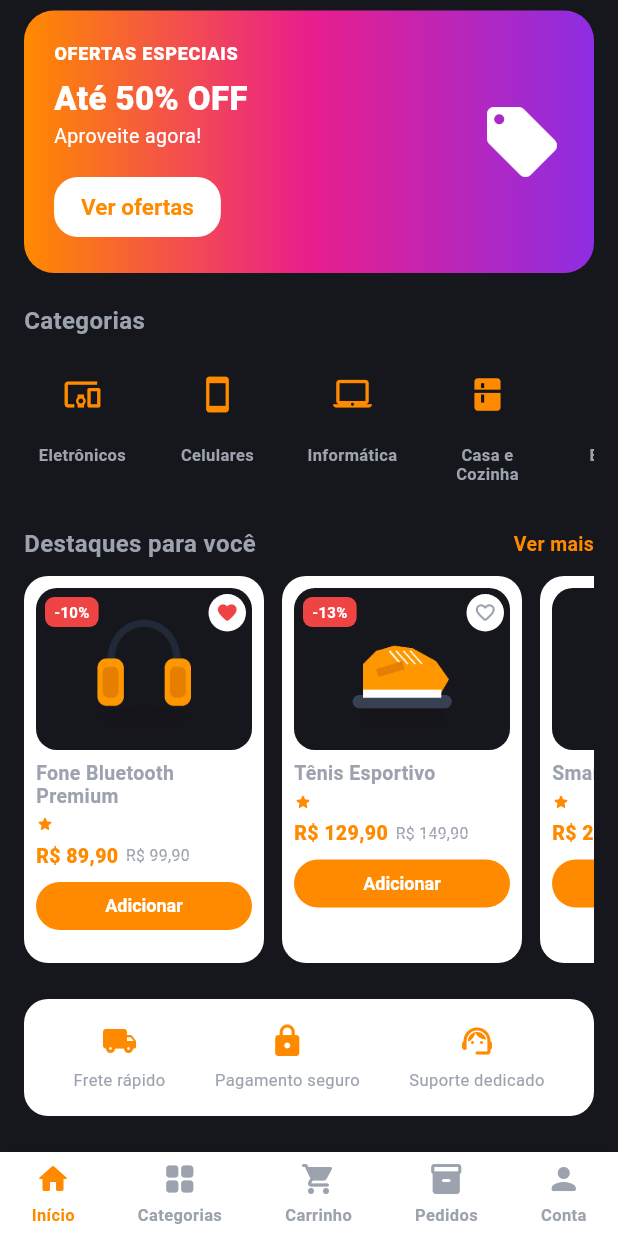
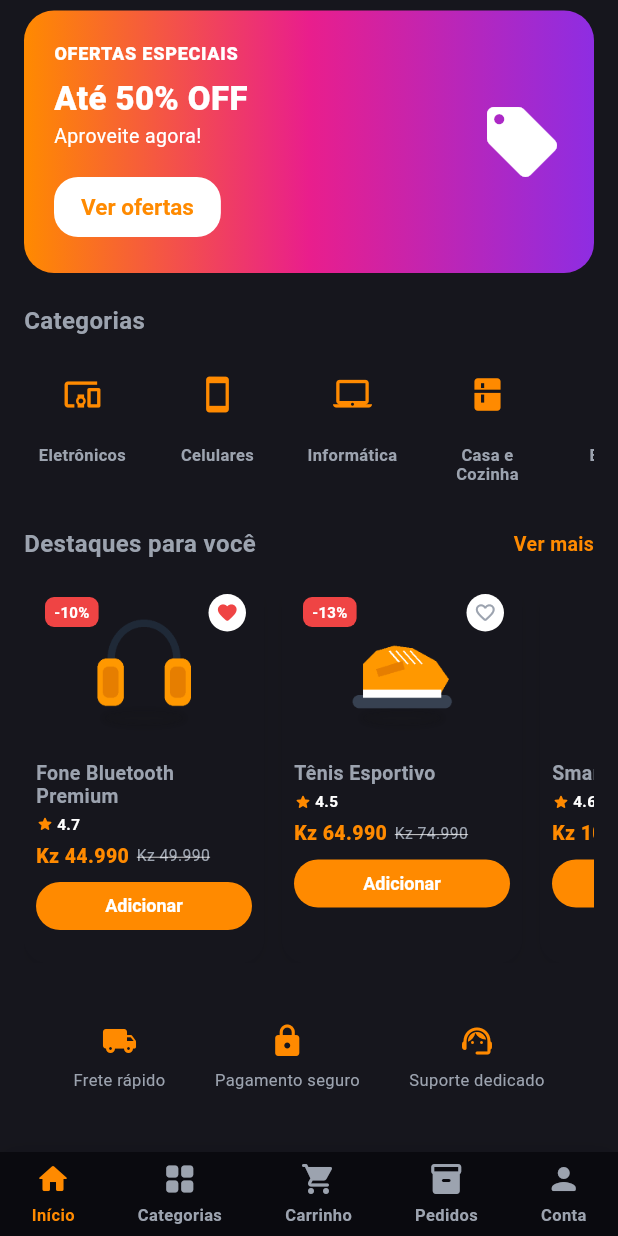
Before and after one commit to lilianemanuel450-lang/dg-comercial-online, a Flutter app: the screen it shows after launch, scrolled down 128 dp, after a tap on the "favorite outline" icon, on a phone screen of 412 x 824 dp. Run offline on Flutter 3.47's test engine with Material 3 defaults, Android fonts, the phone set to English and light mode, and no system bars; accounts and stored records are empty.

Commit message:
feat: fundos escuros, precos em Kz e regra de entrega

```diff
--- a/lib/data/mock_data.dart
+++ b/lib/data/mock_data.dart
@@ -22,8 +22,8 @@ class MockData {
       name: 'Fone Bluetooth Premium',
       description:
           'Som de alta qualidade, bateria de longa duração e conexão estável. Ideal para uso diário, chamadas e treino.',
-      price: 99.90,
-      promotionalPrice: 89.90,
+      price: 49990.0,
+      promotionalPrice: 44990.0,
       stock: 24,
       categoryId: 'eletronicos',
       icon: 'headphones',
@@ -35,8 +35,8 @@ class MockData {
       id: 'p2',
       name: 'Tênis Esportivo',
       description: 'Leve, confortável e resistente. Perfeito para corrida e uso casual do dia a dia.',
-      price: 149.90,
-      promotionalPrice: 129.90,
+      price: 74990.0,
+      promotionalPrice: 64990.0,
       stock: 15,
       categoryId: 'esportes',
       icon: 'sneaker',
@@ -49,7 +49,7 @@ class MockData {
       id: 'p3',
       name: 'Smartwatch Fit',
       description: 'Monitor de saúde, notificações inteligentes e bateria de até 7 dias.',
-      price: 219.90,
+      price: 109990.0,
       stock: 10,
       categoryId: 'eletronicos',
       icon: 'watch',
@@ -61,8 +61,8 @@ class MockData {
       id: 'p4',
       name: 'Caixa de Som Portátil',
       description: 'Som potente à prova d\'água, ideal para festas e passeios ao ar livre.',
-      price: 129.90,
-      promotionalPrice: 99.90,
+      price: 64990.0,
+      promotionalPrice: 49990.0,
       stock: 18,
       categoryId: 'eletronicos',
       icon: 'speaker',
@@ -73,7 +73,7 @@ class MockData {
       id: 'p5',
       name: 'Smartphone Galaxy X',
       description: 'Tela grande, câmera de alta resolução e desempenho rápido para o seu dia a dia.',
-      price: 899.90,
+      price: 449990.0,
       stock: 8,
       categoryId: 'celulares',
       icon: 'phone',
@@ -85,7 +85,7 @@ class MockData {
       id: 'p6',
       name: 'Notebook Slim 15"',
       description: 'Ideal para trabalho e estudo, leve e com ótima autonomia de bateria.',
-      price: 1599.90,
+      price: 799990.0,
       stock: 5,
       categoryId: 'informatica',
       icon: 'laptop',
@@ -96,8 +96,8 @@ class MockData {
       id: 'p7',
       name: 'Bolsa Casual',
       description: 'Design moderno e resistente, com bastante espaço interno.',
-      price: 79.90,
-      promotionalPrice: 59.90,
+      price: 39990.0,
+      promotionalPrice: 29990.0,
       stock: 0,
       categoryId: 'moda',
       icon: 'bag',
@@ -109,7 +109,7 @@ class MockData {
       id: 'p8',
       name: 'Perfume Essence',
       description: 'Fragrância marcante e duradoura para o dia a dia.',
-      price: 89.90,
+      price: 44990.0,
       stock: 30,
       categoryId: 'beleza',
       icon: 'perfume',
@@ -120,7 +120,7 @@ class MockData {
       id: 'p9',
       name: 'Camiseta Básica',
       description: 'Algodão macio, corte confortável, disponível em várias cores.',
-      price: 39.90,
+      price: 19990.0,
       stock: 50,
       categoryId: 'moda',
       icon: 'shirt',
@@ -133,8 +133,8 @@ class MockData {
       id: 'p10',
       name: 'Liquidificador Turbo',
       description: 'Motor potente com várias velocidades, ideal para o dia a dia da cozinha.',
-      price: 119.90,
-      promotionalPrice: 99.90,
+      price: 59990.0,
+      promotionalPrice: 49990.0,
       stock: 12,
       categoryId: 'casa',
       icon: 'blender',
--- a/lib/navigation/main_shell.dart
+++ b/lib/navigation/main_shell.dart
@@ -34,7 +34,7 @@ class _MainShellState extends State<MainShell> {
       body: IndexedStack(index: _index, children: _screens),
       bottomNavigationBar: Container(
         decoration: BoxDecoration(
-          color: Colors.white,
+          color: AppColors.background,
           boxShadow: [
             BoxShadow(color: Colors.black.withValues(alpha: 0.06), blurRadius: 12, offset: const Offset(0, -2)),
           ],
--- a/lib/providers/cart_provider.dart
+++ b/lib/providers/cart_provider.dart
@@ -11,7 +11,7 @@ class CartProvider extends ChangeNotifier {
 
   double get subtotal => _items.fold(0.0, (sum, item) => sum + item.totalPrice);
 
-  double get shipping => _items.isEmpty ? 0 : 10.0;
+  double get shipping => (_items.isEmpty || subtotal >= 50000.0) ? 0 : 2500.0;
 
   double get discount => 0.0;
 
--- a/lib/screens/account/account_screen.dart
+++ b/lib/screens/account/account_screen.dart
@@ -24,7 +24,7 @@ class AccountScreen extends StatelessWidget {
         children: [
           Container(
             padding: const EdgeInsets.all(16),
-            decoration: BoxDecoration(color: Colors.white, borderRadius: BorderRadius.circular(16)),
+            decoration: BoxDecoration(color: AppColors.surface, borderRadius: BorderRadius.circular(16)),
             child: Row(
               children: [
                 CircleAvatar(
@@ -90,7 +90,7 @@ class AccountScreen extends StatelessWidget {
 
   Widget _sectionCard(BuildContext context, List<Widget> children) {
     return Container(
-      decoration: BoxDecoration(color: Colors.white, borderRadius: BorderRadius.circular(16)),
+      decoration: BoxDecoration(color: AppColors.surface, borderRadius: BorderRadius.circular(16)),
       child: Column(children: children),
     );
   }
--- a/lib/screens/account/notifications_screen.dart
+++ b/lib/screens/account/notifications_screen.dart
@@ -40,7 +40,7 @@ class NotificationsScreen extends StatelessWidget {
                 return Container(
                   padding: const EdgeInsets.all(14),
                   decoration: BoxDecoration(
-                    color: Colors.white,
+                    color: AppColors.surface,
                     borderRadius: BorderRadius.circular(14),
                     border: n.read ? null : Border.all(color: AppColors.primary.withValues(alpha: 0.3)),
                   ),
--- a/lib/screens/cart/cart_screen.dart
+++ b/lib/screens/cart/cart_screen.dart
@@ -50,7 +50,7 @@ class CartScreen extends StatelessWidget {
                       return Container(
                         padding: const EdgeInsets.all(12),
                         decoration: BoxDecoration(
-                          color: Colors.white,
+                          color: AppColors.surface,
                           borderRadius: BorderRadius.circular(16),
                         ),
                         child: Row(
@@ -100,7 +100,7 @@ class CartScreen extends StatelessWidget {
                 Container(
                   padding: const EdgeInsets.fromLTRB(16, 16, 16, 8),
                   decoration: BoxDecoration(
-                    color: Colors.white,
+                    color: AppColors.surface,
                     borderRadius: const BorderRadius.vertical(top: Radius.circular(20)),
                     boxShadow: [
                       BoxShadow(color: Colors.black.withValues(alpha: 0.06), blurRadius: 10, offset: const Offset(0, -2)),
@@ -114,7 +114,7 @@ class CartScreen extends StatelessWidget {
                             style: const TextStyle(fontWeight: FontWeight.w700, fontSize: 15)),
                         const SizedBox(height: 12),
                         _summaryRow('Subtotal', AppFormatters.price(cart.subtotal)),
-                        _summaryRow('Frete', AppFormatters.price(cart.shipping)),
+                        _summaryRow('Frete', cart.shipping == 0 ? 'Grátis' : AppFormatters.price(cart.shipping)),
                         _summaryRow('Desconto', '- ${AppFormatters.price(cart.discount)}'),
                         const Divider(height: 20),
                         _summaryRow('Total', AppFormatters.price(cart.total), bold: true),
--- a/lib/screens/home/home_screen.dart
+++ b/lib/screens/home/home_screen.dart
@@ -68,7 +68,7 @@ class HomeScreen extends StatelessWidget {
                         Container(
                           padding: const EdgeInsets.all(8),
                           decoration: BoxDecoration(
-                            color: Colors.white,
+                            color: AppColors.surface,
                             borderRadius: BorderRadius.circular(10),
                           ),
                           child: const Icon(Icons.notifications_none_rounded),
@@ -221,7 +221,7 @@ class HomeScreen extends StatelessWidget {
               Container(
                 padding: const EdgeInsets.symmetric(vertical: 16),
                 decoration: BoxDecoration(
-                  color: Colors.white,
+                  color: AppColors.surface,
                   borderRadius: BorderRadius.circular(16),
                 ),
                 child: Row(
--- a/lib/screens/orders/orders_screen.dart
+++ b/lib/screens/orders/orders_screen.dart
@@ -46,7 +46,7 @@ class OrdersScreen extends StatelessWidget {
                   child: Container(
                     padding: const EdgeInsets.all(14),
                     decoration: BoxDecoration(
-                      color: Colors.white,
+                      color: AppColors.surface,
                       borderRadius: BorderRadius.circular(16),
                     ),
                     child: Column(
--- a/lib/screens/search/search_screen.dart
+++ b/lib/screens/search/search_screen.dart
@@ -53,7 +53,7 @@ class _SearchScreenState extends State<SearchScreen> {
                         for (final term in ['fone', 'tênis', 'smartwatch', 'notebook', 'perfume'])
                           ActionChip(
                             label: Text(term),
-                            backgroundColor: Colors.white,
+                            backgroundColor: AppColors.surface,
                             onPressed: () {
                               _controller.text = term;
                               _runSearch(term);
--- a/lib/screens/support/support_screen.dart
+++ b/lib/screens/support/support_screen.dart
@@ -42,7 +42,7 @@ class SupportScreen extends StatelessWidget {
           const SizedBox(height: 10),
           ..._faqs.map((faq) => Container(
                 margin: const EdgeInsets.only(bottom: 10),
-                decoration: BoxDecoration(color: Colors.white, borderRadius: BorderRadius.circular(14)),
+                decoration: BoxDecoration(color: AppColors.surface, borderRadius: BorderRadius.circular(14)),
                 child: ExpansionTile(
                   shape: const RoundedRectangleBorder(side: BorderSide.none),
                   title: Text(faq.$1, style: const TextStyle(fontWeight: FontWeight.w600, fontSize: 13)),
@@ -72,7 +72,7 @@ class SupportScreen extends StatelessWidget {
     return Container(
       margin: const EdgeInsets.only(bottom: 10),
       padding: const EdgeInsets.all(14),
-      decoration: BoxDecoration(color: Colors.white, borderRadius: BorderRadius.circular(14)),
+      decoration: BoxDecoration(color: AppColors.surface, borderRadius: BorderRadius.circular(14)),
       child: Row(
         children: [
           Icon(icon, color: AppColors.primary),
--- a/lib/utils/formatters.dart
+++ b/lib/utils/formatters.dart
@@ -1,17 +1,12 @@
 import 'package:intl/intl.dart';
 
-/// Formatação de moeda. Trocar para 'AOA'/'Kz' via configuração
-/// não altera nenhum outro ponto do app.
+/// Formatação de moeda em Kwanza (Kz), sem casas decimais.
 class AppFormatters {
   AppFormatters._();
 
-  static const String currencySymbol = 'R\$';
+  static const String currencySymbol = 'Kz';
 
-  static final NumberFormat _formatter = NumberFormat.currency(
-    locale: 'pt_BR',
-    symbol: currencySymbol,
-    decimalDigits: 2,
-  );
+  static final NumberFormat _formatter = NumberFormat('#,##0', 'pt_BR');
 
-  static String price(double value) => _formatter.format(value);
+  static String price(double value) => '$currencySymbol ${_formatter.format(value)}';
 }
--- a/lib/widgets/category_card.dart
+++ b/lib/widgets/category_card.dart
@@ -11,7 +11,7 @@ class CategoryCard extends StatelessWidget {
   @override
   Widget build(BuildContext context) {
     return Material(
-      color: Colors.white,
+      color: AppColors.surface,
       borderRadius: BorderRadius.circular(16),
       child: InkWell(
         borderRadius: BorderRadius.circular(16),
--- a/lib/widgets/product_card.dart
+++ b/lib/widgets/product_card.dart
@@ -36,7 +36,7 @@ class ProductCard extends StatelessWidget {
       child: Container(
         width: width,
         decoration: BoxDecoration(
-          color: Colors.white,
+          color: AppColors.surface,
           borderRadius: BorderRadius.circular(16),
           boxShadow: [
             BoxShadow(
```
Also changed, not shown: lib/screens/checkout/checkout_screen.dart (+7 -7 lines), lib/screens/orders/order_tracking_screen.dart (+4 -4 lines).
